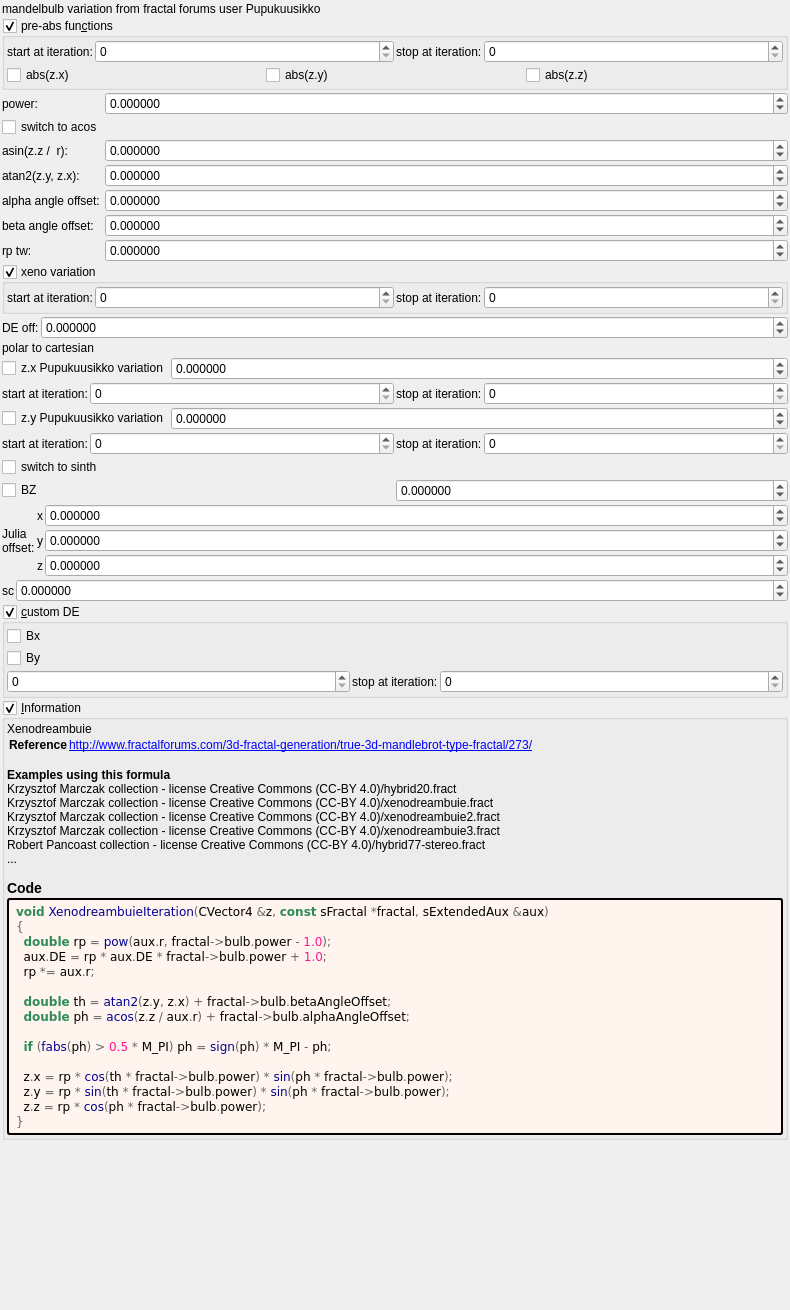
buddhi1980/mandelbulber2, file mandelbulber2/formula/ui/mandelbulb_pupuku.ui: the form before one commit.
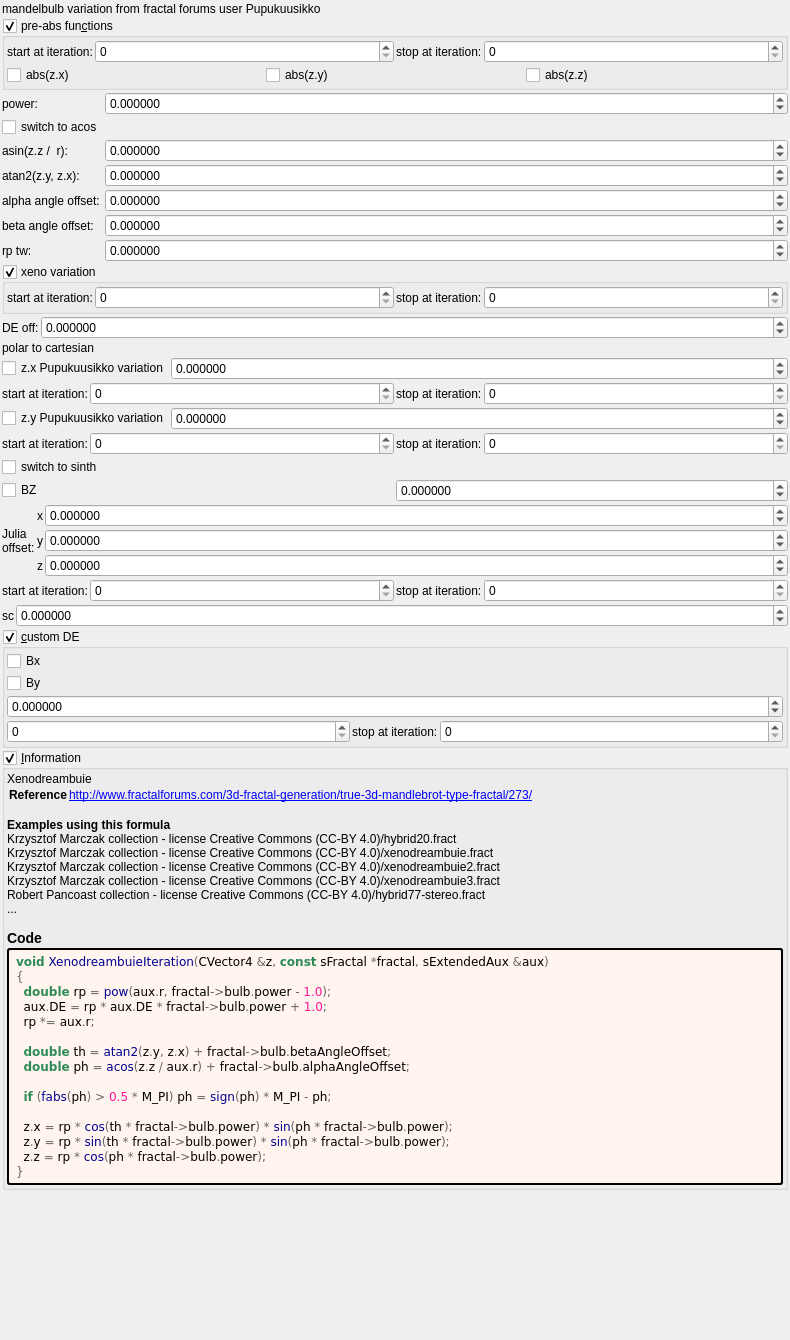
The form after the commit. Custom widgets are drawn as their Qt base class.

The edit to the form file:
```diff
--- a/mandelbulber2/formula/ui/mandelbulb_pupuku.ui
+++ b/mandelbulber2/formula/ui/mandelbulb_pupuku.ui
@@ -7,7 +7,7 @@
     <x>0</x>
     <y>0</y>
     <width>790</width>
-    <height>1310</height>
+    <height>1340</height>
    </rect>
   </property>
   <property name="windowTitle">
@@ -829,6 +829,56 @@
      </item>
     </layout>
    </item>
+   <item>
+    <layout class="QHBoxLayout" name="horizontalLayout_27" stretch="0,1,0,1">
+     <item>
+      <widget class="QLabel" name="label_102">
+       <property name="text">
+        <string>start at iteration:</string>
+       </property>
+      </widget>
+     </item>
+     <item>
+      <widget class="MySpinBox" name="spinboxInt_transf_start_iterations_S">
+       <property name="sizePolicy">
+        <sizepolicy hsizetype="Minimum" vsizetype="Maximum">
+         <horstretch>0</horstretch>
+         <verstretch>0</verstretch>
+        </sizepolicy>
+       </property>
+       <property name="minimum">
+        <number>0</number>
+       </property>
+       <property name="maximum">
+        <number>999</number>
+       </property>
+       <property name="value">
+        <number>0</number>
+       </property>
+      </widget>
+     </item>
+     <item>
+      <widget class="QLabel" name="label_73">
+       <property name="text">
+        <string>stop at iteration:</string>
+       </property>
+      </widget>
+     </item>
+     <item>
+      <widget class="MySpinBox" name="spinboxInt_transf_stop_iterations_S">
+       <property name="sizePolicy">
+        <sizepolicy hsizetype="Preferred" vsizetype="Maximum">
+         <horstretch>0</horstretch>
+         <verstretch>0</verstretch>
+        </sizepolicy>
+       </property>
+       <property name="maximum">
+        <number>999</number>
+       </property>
+      </widget>
+     </item>
+    </layout>
+   </item>
    <item>
     <layout class="QHBoxLayout" name="horizontalLayout_26" stretch="0,1">
      <item>
@@ -876,7 +926,7 @@
      <property name="checkable">
       <bool>true</bool>
      </property>
-     <layout class="QVBoxLayout" name="verticalLayout_11" stretch="0,0,0">
+     <layout class="QVBoxLayout" name="verticalLayout_11" stretch="0,0,0,0">
       <property name="spacing">
        <number>2</number>
       </property>
@@ -906,6 +956,34 @@
         </property>
        </widget>
       </item>
+      <item>
+       <widget class="MyDoubleSpinBox" name="spinbox_transf_scale_05">
+        <property name="sizePolicy">
+         <sizepolicy hsizetype="Minimum" vsizetype="Maximum">
+          <horstretch>0</horstretch>
+          <verstretch>0</verstretch>
+         </sizepolicy>
+        </property>
+        <property name="prefix">
+         <string/>
+        </property>
+        <property name="suffix">
+         <string/>
+        </property>
+        <property name="decimals">
+         <number>6</number>
+        </property>
+        <property name="minimum">
+         <double>-99.989999999999995</double>
+        </property>
+        <property name="maximum">
+         <double>99.989999999999995</double>
+        </property>
+        <property name="singleStep">
+         <double>0.100000000000000</double>
+        </property>
+       </widget>
+      </item>
       <item>
        <layout class="QHBoxLayout" name="horizontalLayout_3" stretch="1,0,1">
         <item>
```
